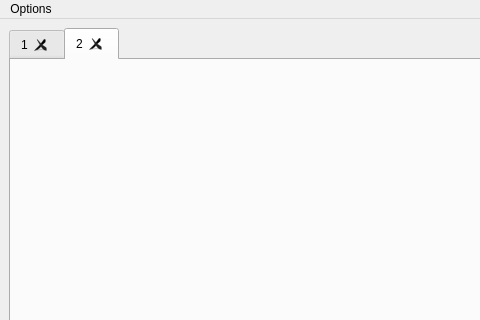
The window that PixeonApp/mainwindow.ui (lucoiso/PixeonApp_lucoiso) describes before a commit, drawn with Qt 5; both pictures show x 0 to 480 and y 0 to 320 of the 800 by 600 pixel window.
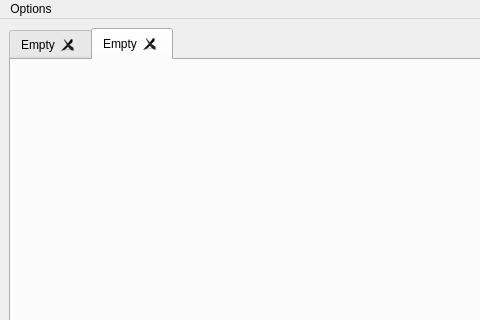
The same window after the commit. Icons and pictures are not drawn.

Commit message: Adjustments and new feature: tab naming based on opened file

Diff of the .ui file:
```diff
--- a/PixeonApp/mainwindow.ui
+++ b/PixeonApp/mainwindow.ui
@@ -35,12 +35,12 @@
       </property>
       <widget class="QWidget" name="tab">
        <attribute name="title">
-        <string>1</string>
+        <string>Empty</string>
        </attribute>
       </widget>
       <widget class="QWidget" name="tab_2">
        <attribute name="title">
-        <string>2</string>
+        <string>Empty</string>
        </attribute>
       </widget>
      </widget>
```
The commit also changes 7 other files.
